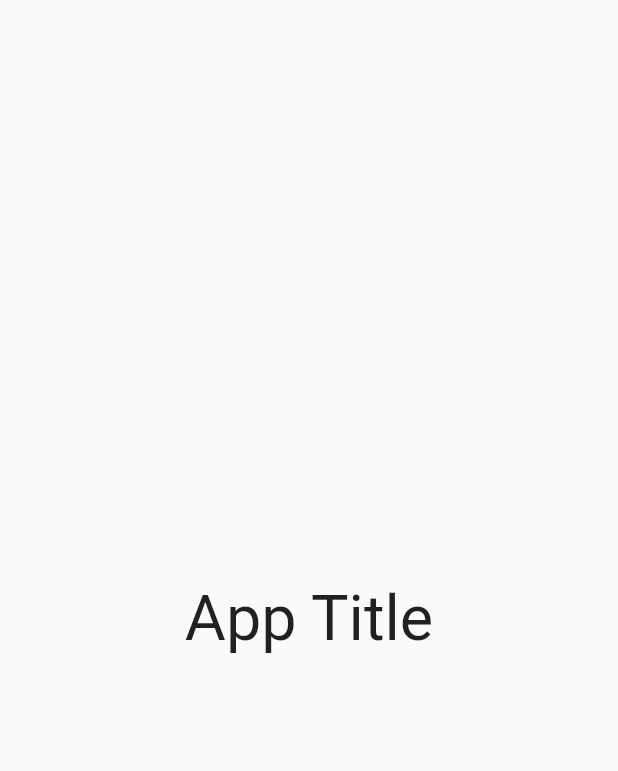
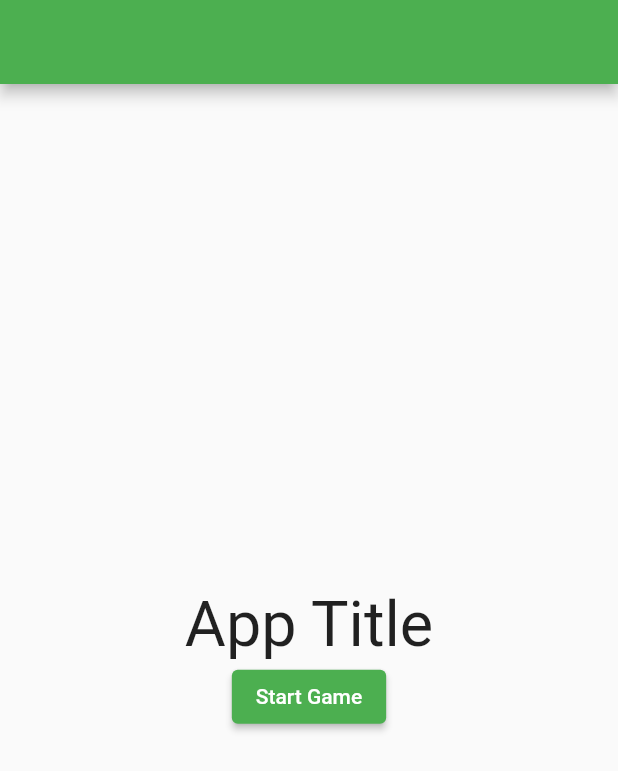
Before and after one commit to rholop/PearlHacks2021, a Flutter app: the screen it shows after launch, on a phone screen of 412 x 824 dp. Shown: the top 771 px of the screen. Run offline on Flutter 3.47's test engine with Material 2 defaults, Android fonts, the phone set to English and light mode, and no system bars.

Commit message:
Two Screens!

```diff
--- a/ph2021/lib/main.dart
+++ b/ph2021/lib/main.dart
@@ -5,9 +5,11 @@ void main() {
 }
 
 class MyApp extends StatelessWidget {
+  MyApp();
   // This widget is the root of your application.
   @override
   Widget build(BuildContext context) {
+    var gameScreenRouteName;
     return MaterialApp(
       title: 'PH 2021',
       theme: ThemeData(
@@ -22,10 +24,17 @@ class MyApp extends StatelessWidget {
         // is not restarted.
         primarySwatch: Colors.green,
       ),
-      home: MyHomePage(title: 'Flutter Demo Home Page'),
+    initialRoute: '/',
+    routes: <String, WidgetBuilder>{
+      '/': (BuildContext context) => MyHomePage(),
+      '/game': (BuildContext context) => SecondScreen(),
+    },
+      //home: MyHomePage(title: 'Starting Page'),
+
     );
   }
 }
+
 
 class MyHomePage extends StatefulWidget {
   MyHomePage({Key key, this.title}) : super(key: key);
@@ -68,11 +77,11 @@ class _MyHomePageState extends State<MyHomePage> {
     // fast, so that you can just rebuild anything that needs updating rather
     // than having to individually change instances of widgets.
     return Scaffold(
-      //appBar: AppBar(
+      appBar: AppBar(
         // Here we take the value from the MyHomePage object that was created by
         // the App.build method, and use it to set our appbar title.
         //title: Text(widget.title),
-      //),
+      ),
       body: Center(
         // Center is a layout widget. It takes a single child and positions it
         // in the middle of the parent.
@@ -97,9 +106,33 @@ class _MyHomePageState extends State<MyHomePage> {
               'App Title',
               style: TextStyle(fontSize: 42),
             ),
+            ElevatedButton(
+              onPressed: () {
+                Navigator.pushNamed(context, '/game');
+              },
+              child: Text(
+                "Start Game",
+              ),
+            )
           ],
         ),
       ),
     );
   }
 }
+
+class SecondScreen extends StatelessWidget {
+  @override
+  Widget build(BuildContext context) {
+    return Scaffold(
+      appBar: AppBar(
+        title: Text("Second Screen"),
+      ),
+      body: Center(
+        child: Text(
+          'Game here!',
+        ),
+      ),
+    );
+  }
+}
```
